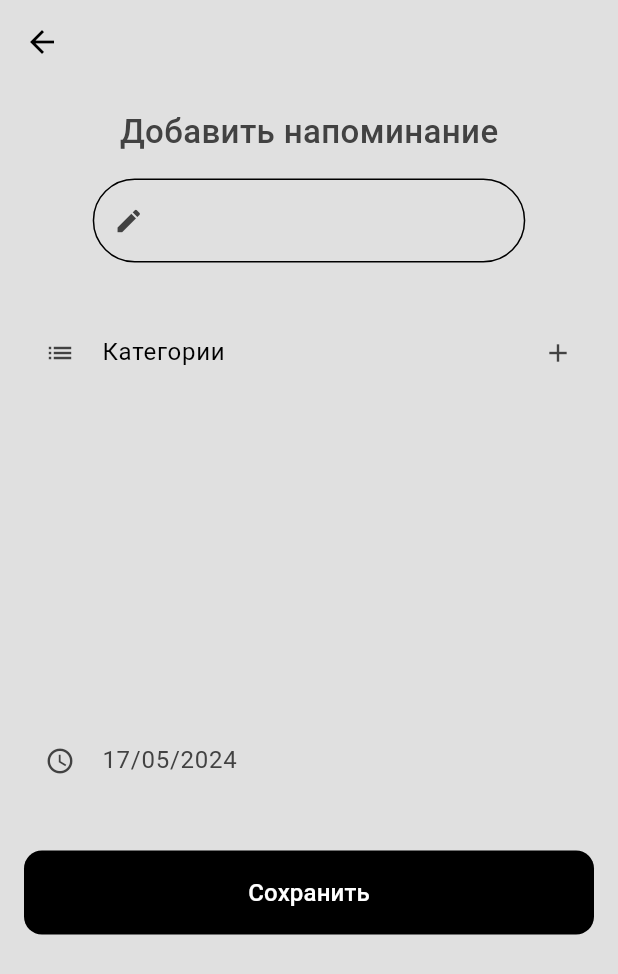
After one commit to ArtemchikTrenbolon/RemindAll2, a Flutter app: the EditPage screen opened directly, on a phone screen of 412 x 824 dp. The commit adds this screen. Shown: the top 974 px of the screen. Run offline on Flutter 3.47's test engine with Material 3 defaults, Android fonts, the phone set to English and light mode, and no system bars; our stand-ins replace bloc, cloud_firestore, equatable, firebase_auth, firebase_core, firebase_messaging and 10 more; accounts and stored records are empty; generated files the repository leaves out were written again.

```diff
--- /dev/null
+++ b/lib/components/edit_notes.dart
@@ -0,0 +1,311 @@
+import 'package:flutter/cupertino.dart';
+import 'package:flutter/material.dart';
+import 'package:flutter/widgets.dart';
+import 'package:flutter_app3/components/blocs/create_note_bloc/create_note_bloc.dart';
+import 'package:flutter_app3/components/category_creation.dart';
+import 'package:flutter_bloc/flutter_bloc.dart';
+import 'package:intl/intl.dart';
+import 'package:note_repository/note_repository.dart';
+import 'package:uuid/uuid.dart';
+
+import 'blocs/get_categories_bloc/get_categories_bloc.dart';
+
+class EditPage extends StatefulWidget {
+  const EditPage({super.key});
+
+  @override
+  State<EditPage> createState() => _EventPageState();
+}
+
+class _EventPageState extends State<EditPage> {
+  TextEditingController notesController = TextEditingController();
+  TextEditingController categoryController = TextEditingController();
+  TextEditingController dateController = TextEditingController();
+  // DateTime selectedDate = DateTime.now();
+  late Note note;
+  bool isLoading = false;
+
+  List<String> myCategoriesIcons = [
+    "food",
+    "health",
+    "education",
+    "event",
+    "finance",
+    "work",
+    "home"
+  ];
+
+  @override
+  void initState() {
+    dateController.text = DateFormat('dd/MM/yyyy').format(DateTime.now());
+    note = Note.empty;
+    note.expenseId = Uuid().v1();
+    super.initState();
+  }
+
+  @override
+  Widget build(BuildContext context) {
+    return BlocListener<CreateNoteBloc, CreateNoteState>(
+      listener: (context, state) {
+        if(state is CreateNoteSuccess) {
+          Navigator.pop(context, note);
+        }
+        else if(state is CreateNoteLoading) {
+          setState(() {
+            isLoading = true;
+          });
+        }
+      },
+      child: GestureDetector(
+        onTap: () => FocusScope.of(context).unfocus(),
+        child: Scaffold(
+          backgroundColor: Theme.of(context).colorScheme.background,
+          appBar: AppBar(
+            backgroundColor: Theme.of(context).colorScheme.background,
+          ),
+          body: BlocBuilder<GetCategoriesBloc, GetCategoriesState>(
+            builder: (context, state) {
+              if (state is GetCategoriesSuccess) {
+                return Padding(
+                  padding: const EdgeInsets.all(16.0),
+                  child: Column(
+                    crossAxisAlignment: CrossAxisAlignment.center,
+                    children: [
+                      Text(
+                        "Добавить напоминание",
+                        style: TextStyle(
+                          fontSize: 22,
+                          fontWeight: FontWeight.w500,
+                          color: Theme.of(context).colorScheme.inversePrimary,
+                        ),
+                      ),
+                      const SizedBox(height: 16),
+                      SizedBox(
+                        width: MediaQuery
+                            .of(context)
+                            .size
+                            .width * 0.7,
+                        child: TextFormField(
+                          controller: notesController,
+                          textAlignVertical: TextAlignVertical.center,
+                          decoration: InputDecoration(
+                              filled: true,
+                              fillColor: Theme
+                                  .of(context)
+                                  .colorScheme
+                                  .background,
+                              prefixIcon: Icon(
+                                Icons.edit,
+                                size: 20,
+                                color: Theme.of(context).colorScheme.inversePrimary,
+                              ),
+                              border: OutlineInputBorder(
+                                borderRadius: BorderRadius.circular(30),
+                                borderSide: BorderSide(
+                                  color: Theme.of(context).colorScheme.primary,
+                                  width: 2.0,
+                                ),
+                              )
+                          ),
+                        ),
+                      ),
+                      const SizedBox(height: 32),
+
+                      TextFormField(
+                        controller: categoryController,
+                        textAlignVertical: TextAlignVertical.center,
+                        readOnly: true,
+                        onTap: () async {
+                          // Ваш код для выбора категории
+                        },
+                        decoration: InputDecoration(
+                          filled: true,
+                          fillColor: note.category == RepositoryCategory.empty
+                              ? Theme.of(context).colorScheme.background
+                              : Color(note.category.color),
+                          prefixIcon: note.category == RepositoryCategory.empty
+                              ? Icon(
+                            Icons.list,
+                            size: 20,
+                            color: Theme.of(context).colorScheme.inversePrimary,
+                          )
+                              : Image.asset(
+                            "icons/${note.category.icon}.png",
+                            scale: 3,
+                            color: Theme.of(context).colorScheme.inversePrimary,
+                          ),
+                          suffixIcon: IconButton(
+                            onPressed: () async {
+                              var newCategory = await getCategoryCreation(context);
+                              setState(() {
+                                // Обновляем состояние, когда категория выбрана
+                                state.categories.insert(0, newCategory);
+                                note.category = newCategory; // Устанавливаем выбранную категорию
+                                categoryController.text = newCategory.name; // Обновляем текст в поле категории
+                              });
+                            },
+                            icon: Icon(
+                              Icons.add,
+                              size: 20,
+                              color: Theme.of(context).colorScheme.inversePrimary,
+                            ),
+                          ),
+                          hintText: "Категории",
+                          border: OutlineInputBorder(
+                            borderRadius: BorderRadius.vertical(
+                              top: Radius.circular(12),
+                            ),
+                            borderSide: BorderSide.none,
+                          ),
+                        ),
+                      ),
+
+                      Container(
+                        height: 200,
+                        width: MediaQuery
+                            .of(context)
+                            .size
+                            .width,
+                        decoration: BoxDecoration(
+                          color: Theme
+                              .of(context)
+                              .colorScheme
+                              .background,
+                          borderRadius: BorderRadius.vertical(
+                              bottom: Radius.circular(12)
+                          ),
+                        ),
+                        child: Padding(
+                            padding: const EdgeInsets.all(8.0),
+                            child: ListView.builder(
+                                itemCount: state.categories.length,
+                                itemBuilder: (context, int i) {
+                                  return Card(
+                                    child: ListTile(
+                                      onTap: () {
+                                        setState(() {
+                                          note.category = state.categories[i];
+                                          categoryController.text = note.category.name;
+                                        });
+
+                                      },
+                                      leading: Image.asset(
+                                        "icons/${state.categories[i].icon}.png",
+                                        scale: 3,
+                                        color: Theme.of(context).colorScheme.inversePrimary,
+                                      ),
+                                      title: Text(
+                                        "${state.categories[i].name}",
+                                        style: TextStyle(color: Theme.of(context).colorScheme.inversePrimary),
+                                      ),
+                                      tileColor: Color(state.categories[i].color),
+                                      shape: RoundedRectangleBorder(
+                                          borderRadius: BorderRadius.circular(8)
+                                      ),
+                                    ),
+                                  );
+                                })
+                        ),
+                      ),
+                      const SizedBox(height: 16),
+
+                      TextFormField(
+                        controller: dateController,
+                        textAlignVertical: TextAlignVertical.center,
+                        readOnly: true,
+                        onTap: () async {
+                          DateTime? newDate = await showDatePicker(
+                            context: context,
+                            initialDate: note.date,
+                            firstDate: DateTime.now(),
+                            lastDate: DateTime.now().add(Duration(days: 365)),
+                            builder: (BuildContext context, Widget? child) {
+                              return Theme(
+                                data: ThemeData.dark().copyWith(
+                                  // Установка цветов для кнопок и фона
+                                  colorScheme: ColorScheme.dark(
+                                    primary: Colors.deepPurple,
+                                    onPrimary: Colors.white,
+                                    surface: Theme.of(context).colorScheme.background,
+                                    onSurface: Theme.of(context).colorScheme.inversePrimary,
+                                  ),
+                                  dialogBackgroundColor: Colors.blue[900], // Цвет фона диалога
+                                ),
+                                child: child!,
+                              );
+                            },
+                          );
+
+                          if (newDate != null) {
+                            setState(() {
+                              dateController.text =
+                                  DateFormat("dd/MM/yyyy").format(newDate);
+                              // selectedDate = newDate;
+                              note.date = newDate;
+                            });
+                          }
+                        },
+                        decoration: InputDecoration(
+                            filled: true,
+                            fillColor: Theme
+                                .of(context)
+                                .colorScheme
+                                .background,
+                            prefixIcon: Icon(
+                              Icons.access_time,
+                              size: 20,
+                              color: Theme.of(context).colorScheme.inversePrimary,
+                            ),
+                            hintText: "Дата",
+                            border: OutlineInputBorder(
+                                borderRadius: BorderRadius.circular(20),
+                                borderSide: BorderSide.none
+                            )
+                        ),
+                        style: TextStyle(color: Theme.of(context).colorScheme.inversePrimary),
+                      ),
+                      const SizedBox(height: 32),
+
+                      SizedBox(
+                        width: double.infinity,
+                        height: kToolbarHeight,
+                        child: isLoading
+                            ? Center(child: CircularProgressIndicator())
+                            : TextButton(
+                          onPressed: () {
+                            setState(() {
+                              note.nameNote = notesController.text;
+                            });
+                            context.read<CreateNoteBloc>().add(CreateNote(note));
+                          },
+                          style: TextButton.styleFrom(
+                              backgroundColor: Colors.black,
+                              shape: RoundedRectangleBorder(
+                                  borderRadius: BorderRadius.circular(12)
+                              )
+                          ),
+                          child: Text(
+                            "Сохранить",
+                            style: TextStyle(
+                              fontSize: 16,
+                              color: Colors.white,
+                            ),
+                          ),
+                        ),
+                      )
+                    ],
+                  ),
+                );
+              }
+              else {
+                return Center(
+                  child: CircularProgressIndicator(),
+                );
+              }
+            },
+          ),
+        ),
+      ),
+    );
+  }
+}
--- a/packages/note_repository/lib/src/note_repo.dart
+++ b/packages/note_repository/lib/src/note_repo.dart
@@ -9,4 +9,8 @@ abstract class NoteRepository {
   Future<void> createNote(Note note);
 
   Future<List<Note>> getNote();
+
+  Future<void> deleteNote(String noteId);
+
+  Future<void> updateNote(Note note);
 }
```
Also changed, not shown: lib/screen/home/views/main_screen.dart (+50 -36 lines), packages/note_repository/lib/src/firebase_note_repo.dart (+22 -17 lines).
